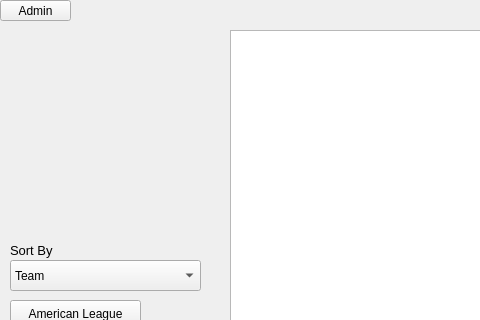
The window that BaseballTour/mainwindow.ui (awiswasi/WhoIsYourDatabase) describes before a commit, drawn with Qt 5; both pictures show x 0 to 480 and y 0 to 320 of the 1203 by 671 pixel window.
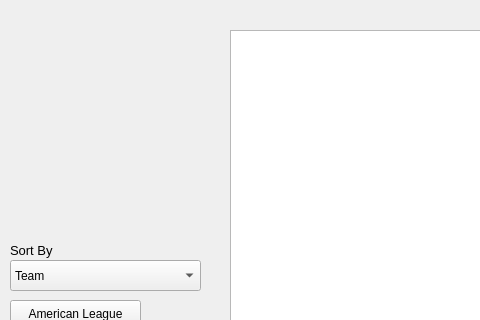
The same window after the commit. Icons and pictures are not drawn.

```diff
--- a/BaseballTour/mainwindow.ui
+++ b/BaseballTour/mainwindow.ui
@@ -293,19 +293,6 @@
      <string>sort by stadium age (oldest to youngest) </string>
     </property>
    </widget>
-   <widget class="QPushButton" name="pushButton_2">
-    <property name="geometry">
-     <rect>
-      <x>0</x>
-      <y>0</y>
-      <width>71</width>
-      <height>21</height>
-     </rect>
-    </property>
-    <property name="text">
-     <string>Admin</string>
-    </property>
-   </widget>
   </widget>
   <widget class="QMenuBar" name="menubar">
    <property name="geometry">
```
